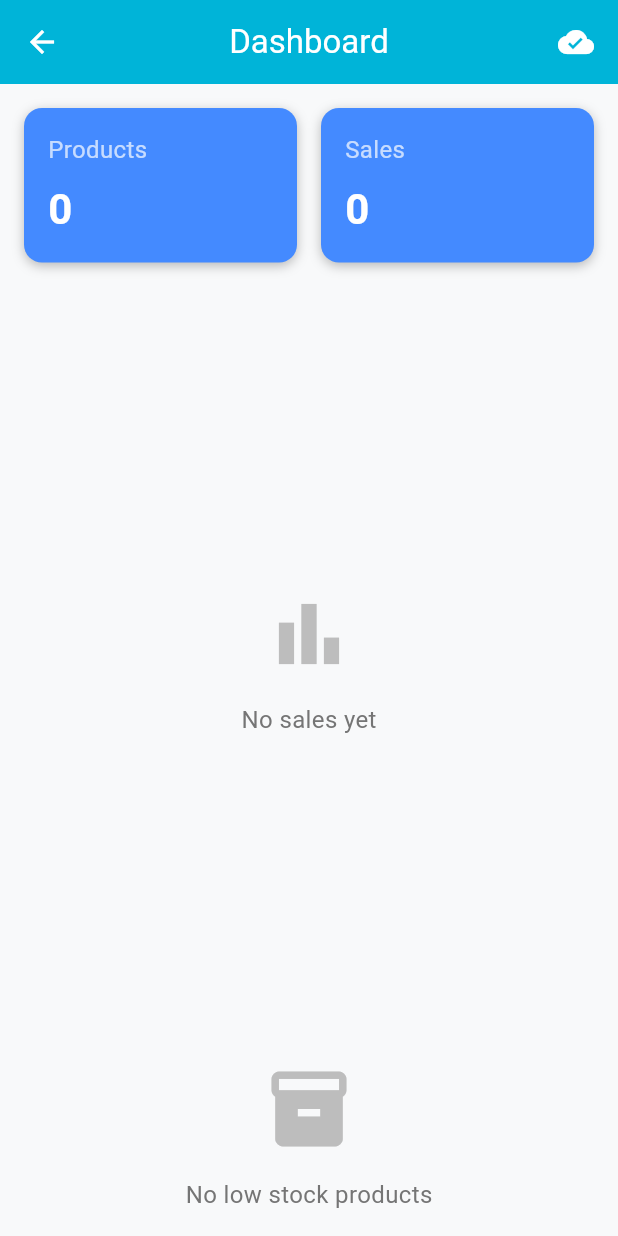
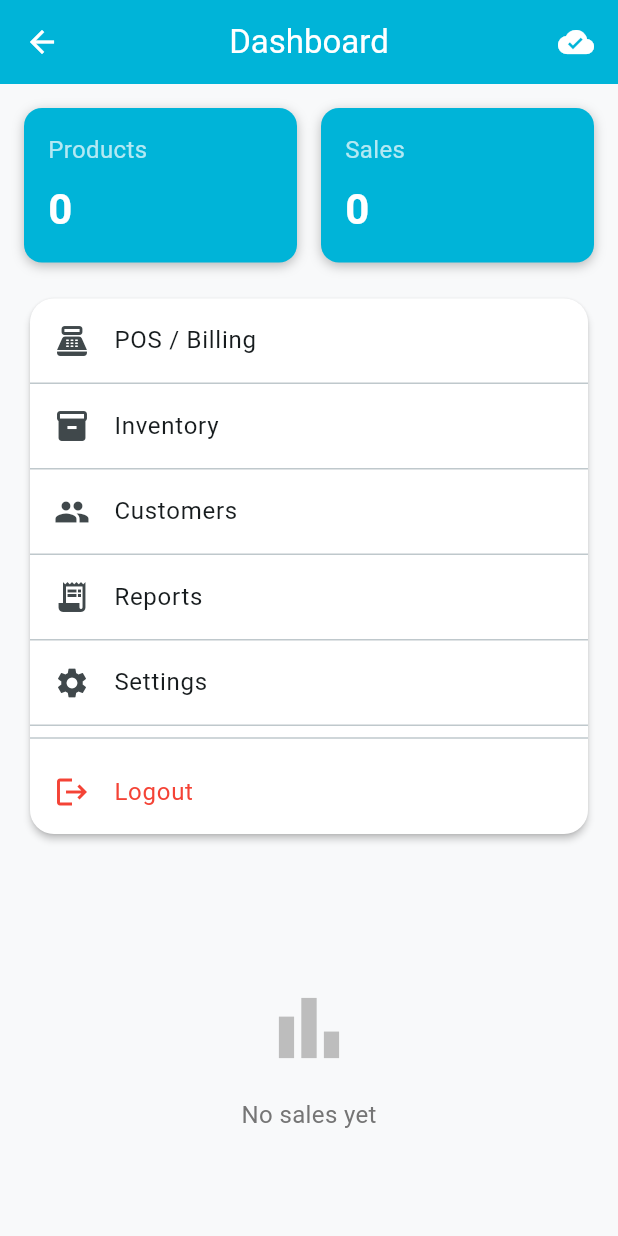
Before and after one commit to rabeelfatma/Flutter-Sp23-BSE-032-6A-Rabeel-Fatima, a Flutter app: the DashboardScreen screen opened by its route, on a phone screen of 412 x 824 dp. Run offline on Flutter 3.47's test engine with Material 3 defaults, Android fonts, the phone set to English and light mode, and no system bars; our stand-ins replace cloud_firestore, csv, fl_chart, flutter_local_notifications, font_awesome_flutter, google_fonts and 7 more; missing offline and left inert: android_intent_plus; accounts and stored records are empty.

```diff
--- a/labfinal/pospharmacy/lib/routes/app_routes.dart
+++ b/labfinal/pospharmacy/lib/routes/app_routes.dart
@@ -1,6 +1,6 @@
 import 'package:flutter/material.dart';
 
-// Auth Screens
+// Auth
 import '../ui/auth/login_screen.dart';
 import '../ui/auth/signup_screen.dart';
 import '../ui/auth/forgot_password_screen.dart';
@@ -15,15 +15,12 @@ import '../ui/inventory/edit_product_screen.dart';
 import '../ui/inventory/product_detail_screen.dart';
 
 // POS
+// Check if this file exists and PosScreen is defined there
 import '../ui/pos/pos_screen.dart';
-import '../ui/pos/cart_screen.dart';
-import '../ui/pos/checkout_screen.dart';
-import '../ui/pos/receipt_screen.dart';
 
 // Customers
 import '../ui/customers/customer_list_screen.dart';
 import '../ui/customers/add_customer_screen.dart';
-import '../ui/customers/customer_history_screen.dart';
 
 // Ledger
 import '../ui/ledger/ledger_screen.dart';
@@ -32,10 +29,6 @@ import '../ui/ledger/ledger_detail_screen.dart';
 
 // Reports
 import '../ui/reports/reports_home_screen.dart';
-import '../ui/reports/daily_report_screen.dart';
-import '../ui/reports/monthly_report_screen.dart';
-import '../ui/reports/stock_report_screen.dart';
-import '../ui/reports/customer_report_screen.dart';
 
 // Settings
 import '../ui/settings/settings_screen.dart';
@@ -45,12 +38,24 @@ import '../ui/settings/account_screen.dart';
 
 // Models
 import '../models/product_model.dart';
-import '../models/customer_model.dart';
 import '../models/ledger_model.dart';
 
+/// If PosScreen class is missing in pos_screen.dart, define a placeholder
+/// Remove this if you already have a proper PosScreen implemented
+class PosScreen extends StatelessWidget {
+  const PosScreen({Key? key}) : super(key: key);
+
+  @override
+  Widget build(BuildContext context) {
+    return Scaffold(
+      appBar: AppBar(title: const Text("POS Screen")),
+      body: const Center(child: Text("POS Module Placeholder")),
+    );
+  }
+}
+
 class AppRoutes {
-  // Non-parameterized screens
-  static Map<String, WidgetBuilder> routes = {
+  static final Map<String, WidgetBuilder> routes = {
     // Auth
     '/login': (_) => const LoginScreen(),
     '/signup': (_) => const SignupScreen(),
@@ -58,6 +63,9 @@ class AppRoutes {
 
     // Dashboard
     '/dashboard': (_) => const DashboardScreen(),
+
+    // POS
+    '/pos': (_) => const PosScreen(),
 
     // Inventory
     '/inventory': (_) => const InventoryListScreen(),
@@ -81,20 +89,19 @@ class AppRoutes {
     '/account': (_) => const AccountScreen(),
   };
 
-  // Parameterized screens that actually exist in your project
-  static Route<dynamic> editProductScreen(ProductModel product) {
+  static Route<dynamic> editProduct(ProductModel product) {
     return MaterialPageRoute(
       builder: (_) => EditProductScreen(product: product),
     );
   }
 
-  static Route<dynamic> productDetailScreen(ProductModel product) {
+  static Route<dynamic> productDetail(ProductModel product) {
     return MaterialPageRoute(
       builder: (_) => ProductDetailScreen(product: product),
     );
   }
 
-  static Route<dynamic> ledgerDetailScreen(LedgerModel entry) {
+  static Route<dynamic> ledgerDetail(LedgerModel entry) {
     return MaterialPageRoute(
       builder: (_) => LedgerDetailScreen(entry: entry),
     );
--- a/labfinal/pospharmacy/lib/ui/dashboard/dashboard_screen.dart
+++ b/labfinal/pospharmacy/lib/ui/dashboard/dashboard_screen.dart
@@ -21,44 +21,141 @@ class _DashboardScreenState extends State<DashboardScreen> {
   void initState() {
     super.initState();
     _loadStats();
-    SyncManager.syncAll(); // Sync when dashboard opens
+    SyncManager.syncAll();
   }
 
   Future<void> _loadStats() async {
     final products = await SQLiteHelper.getProducts();
     final sales = await SQLiteHelper.getSales();
 
+    if (!mounted) return;
     setState(() {
       totalProducts = products.length;
       totalSales = sales.length;
     });
   }
 
+  void _logout() {
+    Navigator.pushNamedAndRemoveUntil(
+      context,
+      '/login',
+          (route) => false,
+    );
+  }
+
   @override
   Widget build(BuildContext context) {
+    final themeColor = Theme.of(context).colorScheme.primary;
+
     return Scaffold(
       appBar: AppBar(
         title: const Text('Dashboard'),
-        actions: [SyncIndicator()], // stateful widget, remove const
+        actions: const [
+          SyncIndicator(),
+        ],
       ),
-      body: Padding(
+      body: SingleChildScrollView(
         padding: const EdgeInsets.all(16),
         child: Column(
           children: [
+            /// 🔹 STATS
             Row(
               children: [
-                StatCard(title: 'Products', count: totalProducts),
+                Expanded(
+                  child: StatCard(
+                    title: 'Products',
+                    count: totalProducts,
+                    color: themeColor,
+                  ),
+                ),
                 const SizedBox(width: 16),
-                StatCard(title: 'Sales', count: totalSales),
+                Expanded(
+                  child: StatCard(
+                    title: 'Sales',
+                    count: totalSales,
+                    color: themeColor,
+                  ),
+                ),
               ],
             ),
+
             const SizedBox(height: 20),
-            Expanded(child: SalesChartWidget()),
+
+            /// 🔹 QUICK NAVIGATION
+            Card(
+              child: Column(
+                children: [
+                  _menuTile(
+                    icon: Icons.point_of_sale,
+                    title: 'POS / Billing',
+                    route: '/pos',
+                  ),
+                  _menuTile(
+                    icon: Icons.inventory,
+                    title: 'Inventory',
+                    route: '/inventory',
+                  ),
+                  _menuTile(
+                    icon: Icons.people,
+                    title: 'Customers',
+                    route: '/customers',
+                  ),
+                  _menuTile(
+                    icon: Icons.receipt_long,
+                    title: 'Reports',
+                    route: '/reports',
+                  ),
+                  _menuTile(
+                    icon: Icons.settings,
+                    title: 'Settings',
+                    route: '/settings',
+                  ),
+                  const Divider(),
+                  ListTile(
+                    leading:
+                    const Icon(Icons.logout, color: Colors.red),
+                    title: const Text(
+                      'Logout',
+                      style: TextStyle(color: Colors.red),
+                    ),
+                    onTap: _logout,
+                  ),
+                ],
+              ),
+            ),
+
             const SizedBox(height: 20),
-            LowStockWidget(),
+
+            /// 🔹 SALES CHART
+            const SizedBox(
+              height: 250,
+              child: SalesChartWidget(),
+            ),
+
+            const SizedBox(height: 20),
+
+            /// 🔹 LOW STOCK
+            const LowStockWidget(),
           ],
         ),
       ),
     );
   }
+
+  Widget _menuTile({
+    required IconData icon,
+    required String title,
+    required String route,
+  }) {
+    return Column(
+      children: [
+        ListTile(
+          leading: Icon(icon),
+          title: Text(title),
+          onTap: () => Navigator.pushNamed(context, route),
+        ),
+        const Divider(height: 1),
+      ],
+    );
+  }
 }
--- a/labfinal/pospharmacy/lib/ui/pos/cart_screen.dart
+++ b/labfinal/pospharmacy/lib/ui/pos/cart_screen.dart
@@ -1,7 +1,7 @@
 import 'package:flutter/material.dart';
 import '../../models/product_model.dart';
 import 'checkout_screen.dart';
-import '../../widgets/empty_state.dart'; // Added for empty cart
+import '../../widgets/empty_state.dart'; // For empty cart
 
 class CartScreen extends StatefulWidget {
   final Map<int, int> cart; // productId -> quantity
--- a/labfinal/pospharmacy/lib/ui/pos/checkout_screen.dart
+++ b/labfinal/pospharmacy/lib/ui/pos/checkout_screen.dart
@@ -32,6 +32,10 @@ class CheckoutScreen extends StatelessWidget {
         'synced': 0,
         'datetime': DateTime.now().toIso8601String(),
       });
+
+      // Reduce stock
+      await SQLiteHelper.updateProductStock(
+          product.id!, product.stock - e.value);
     }
 
     NotificationService().showNotification(
--- a/labfinal/pospharmacy/lib/ui/settings/settings_screen.dart
+++ b/labfinal/pospharmacy/lib/ui/settings/settings_screen.dart
@@ -2,8 +2,6 @@ import 'package:flutter/material.dart';
 import 'backup_settings_screen.dart';
 import 'restore_screen.dart';
 import 'account_screen.dart';
-import '../../widgets/stat_card.dart'; // optional: if you want to show any summary
-import '../../widgets/sync_indicator.dart'; // optional
 
 class SettingsScreen extends StatelessWidget {
   const SettingsScreen({super.key});
--- a/labfinal/pospharmacy/lib/widgets/stat_card.dart
+++ b/labfinal/pospharmacy/lib/widgets/stat_card.dart
@@ -6,19 +6,18 @@ class StatCard extends StatelessWidget {
   final Color? color;
 
   const StatCard({
-    Key? key,
+    super.key,
     required this.title,
     required this.count,
     this.color,
-  }) : super(key: key);
+  });
 
   @override
   Widget build(BuildContext context) {
-    return Expanded(
-      child: Container(
+    return Container(
       padding: const EdgeInsets.all(16),
       decoration: BoxDecoration(
-          color: color ?? Colors.blueAccent,
+        color: color ?? Theme.of(context).colorScheme.primary,
         borderRadius: BorderRadius.circular(12),
         boxShadow: const [
           BoxShadow(
@@ -33,16 +32,19 @@ class StatCard extends StatelessWidget {
         children: [
           Text(
             title,
-              style: const TextStyle(color: Colors.white70, fontSize: 16),
+            style:
+            const TextStyle(color: Colors.white70, fontSize: 16),
           ),
           const SizedBox(height: 8),
           Text(
             count.toString(),
             style: const TextStyle(
-                  color: Colors.white, fontSize: 28, fontWeight: FontWeight.bold),
+              color: Colors.white,
+              fontSize: 28,
+              fontWeight: FontWeight.bold,
+            ),
           ),
         ],
-        ),
       ),
     );
   }
```
Also changed, not shown: labfinal/pospharmacy/lib/database/sqlite_helper.dart (+16 -2 lines), labfinal/pospharmacy/lib/ui/auth/forgot_password_screen.dart (+37 -10 lines), labfinal/pospharmacy/lib/ui/auth/login_screen.dart (+21 -19 lines), labfinal/pospharmacy/lib/ui/auth/signup_screen.dart (+18 -15 lines), labfinal/pospharmacy/lib/ui/pos/receipt_screen.dart (+9 -3 lines), labfinal/pospharmacy/lib/ui/settings/account_screen.dart (+37 -16 lines), labfinal/pospharmacy/lib/ui/settings/profile_edit_screen.dart (added, +88 -0 lines), labfinal/pospharmacy/lib/ui/settings/change_password_screen.dart (added). Lines whose indentation alone changed are shown as unchanged.
